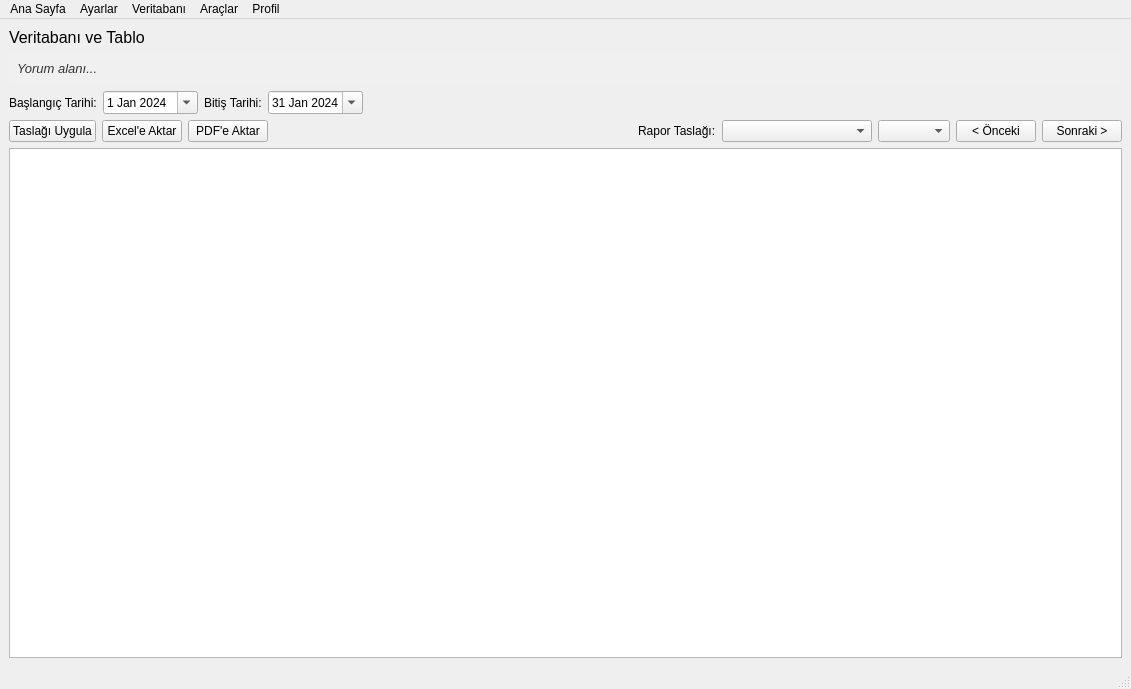
This is src/ui/arayuz.ui in ilkerAdanur/AdminTableTool as Qt 5 draws it before an edit. The edited form follows.
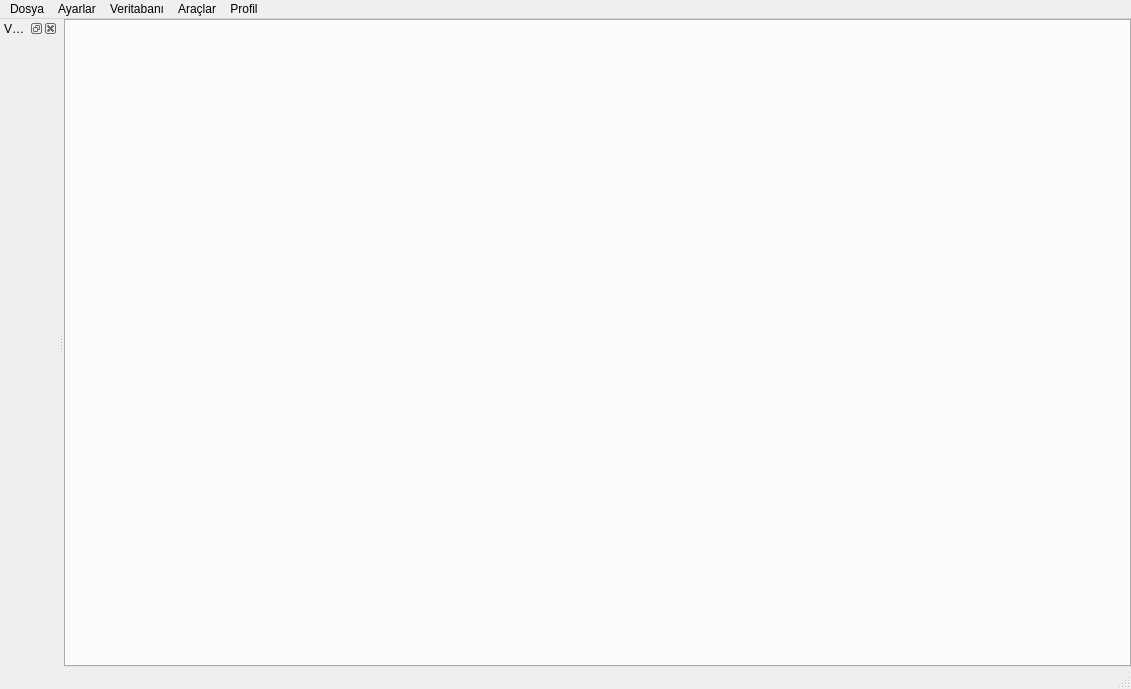
This is the edited form.

```diff
--- a/src/ui/arayuz.ui
+++ b/src/ui/arayuz.ui
@@ -12,8 +12,8 @@
   </property>
   <property name="minimumSize">
    <size>
-    <width>600</width>
-    <height>500</height>
+    <width>800</width>
+    <height>600</height>
    </size>
   </property>
   <property name="windowTitle">
@@ -21,240 +21,28 @@
   </property>
   <widget class="QWidget" name="centralwidget">
    <layout class="QVBoxLayout" name="verticalLayout_Main">
+    <property name="leftMargin">
+     <number>0</number>
+    </property>
+    <property name="topMargin">
+     <number>0</number>
+    </property>
+    <property name="rightMargin">
+     <number>0</number>
+    </property>
+    <property name="bottomMargin">
+     <number>0</number>
+    </property>
     <item>
-     <widget class="QLabel" name="veritabaniLabel">
-      <property name="minimumSize">
-       <size>
-        <width>400</width>
-        <height>0</height>
-       </size>
+     <widget class="QTabWidget" name="mainTabWidget">
+      <property name="currentIndex">
+       <number>-1</number>
       </property>
-      <property name="maximumSize">
-       <size>
-        <width>16777215</width>
-        <height>60</height>
-       </size>
-      </property>
-      <property name="font">
-       <font>
-        <pointsize>12</pointsize>
-       </font>
-      </property>
-      <property name="text">
-       <string>Veritabanı ve Tablo</string>
-      </property>
-      <property name="alignment">
-       <set>Qt::AlignLeading|Qt::AlignLeft|Qt::AlignVCenter</set>
-      </property>
-      <property name="wordWrap">
+      <property name="tabsClosable">
        <bool>true</bool>
       </property>
-     </widget>
-    </item>
-    
-    <item>
-     <widget class="QLabel" name="commentLabel">
-      <property name="maximumSize">
-       <size>
-        <width>16777215</width>
-        <height>80</height>
-       </size>
-      </property>
-      <property name="font">
-       <font>
-        <pointsize>10</pointsize>
-        <italic>true</italic>
-       </font>
-      </property>
-      <property name="styleSheet">
-       <string>background-color: rgb(240, 240, 240); 
-        border-radius: 5px; 
-        padding: 5px;
-        color: #333;</string>
-      </property>
-      <property name="text">
-       <string>Yorum alanı...</string>
-      </property>
-      <property name="alignment">
-       <set>Qt::AlignLeading|Qt::AlignLeft|Qt::AlignTop</set>
-      </property>
-      <property name="wordWrap">
+      <property name="movable">
        <bool>true</bool>
-      </property>
-      <property name="visible">
-       <bool>false</bool>
-      </property>
-     </widget>
-    </item>
-    <item>
-     <layout class="QHBoxLayout" name="horizontalLayout_Dates">
-      <item>
-       <widget class="QLabel" name="labelBaslangic">
-        <property name="text">
-         <string>Başlangıç Tarihi:</string>
-        </property>
-       </widget>
-      </item>
-      <item>
-       <widget class="QDateEdit" name="date_Baslangic">
-        <property name="calendarPopup">
-         <bool>true</bool>
-        </property>
-        <property name="dateTime">
-         <datetime>
-          <hour>0</hour>
-          <minute>0</minute>
-          <second>0</second>
-          <year>2024</year>
-          <month>1</month>
-          <day>1</day>
-         </datetime>
-        </property>
-       </widget>
-      </item>
-      <item>
-       <widget class="QLabel" name="labelBitis">
-        <property name="text">
-         <string>Bitiş Tarihi:</string>
-        </property>
-       </widget>
-      </item>
-      <item>
-       <widget class="QDateEdit" name="date_Bitis">
-        <property name="calendarPopup">
-         <bool>true</bool>
-        </property>
-        <property name="dateTime">
-         <datetime>
-          <hour>0</hour>
-          <minute>0</minute>
-          <second>0</second>
-          <year>2024</year>
-          <month>1</month>
-          <day>31</day>
-         </datetime>
-        </property>
-       </widget>
-      </item>
-      <item>
-       <spacer name="horizontalSpacer_Dates">
-        <property name="orientation">
-         <enum>Qt::Horizontal</enum>
-        </property>
-        <property name="sizeHint" stdset="0">
-         <size>
-          <width>40</width>
-          <height>20</height>
-         </size>
-        </property>
-       </spacer>
-      </item>
-     </layout>
-    </item>
-    <item>
-     <layout class="QHBoxLayout" name="horizontalLayout_Buttons">
-      <item>
-       <widget class="QPushButton" name="btn_ApplyTemplate">
-        <property name="text">
-         <string>Taslağı Uygula</string>
-        </property>
-       </widget>
-      </item>
-      <item>
-       <widget class="QPushButton" name="btn_Excel">
-        <property name="text">
-         <string>Excel'e Aktar</string>
-        </property>
-       </widget>
-      </item>
-      <item>
-       <widget class="QPushButton" name="btn_PDF">
-        <property name="text">
-         <string>PDF'e Aktar</string>
-        </property>
-       </widget>
-      </item>
-      <item>
-       <spacer name="horizontalSpacer_Buttons">
-        <property name="orientation">
-         <enum>Qt::Horizontal</enum>
-        </property>
-        <property name="sizeType">
-         <enum>QSizePolicy::Expanding</enum>
-        </property>
-        <property name="sizeHint" stdset="0">
-         <size>
-          <width>40</width>
-          <height>20</height>
-         </size>
-        </property>
-       </spacer>
-      </item>
-      <item>
-       <widget class="QLabel" name="labelTaslak">
-        <property name="text">
-         <string>Rapor Taslağı:</string>
-        </property>
-       </widget>
-      </item>
-      <item>
-       <widget class="QComboBox" name="templateSecCBox">
-        <property name="minimumSize">
-         <size>
-          <width>150</width>
-          <height>0</height>
-         </size>
-        </property>
-        <property name="toolTip">
-         <string>Kullanılacak rapor taslağını seçin (Ayarlar menüsünden oluşturulur)</string>
-        </property>
-       </widget>
-      </item>
-      <item>
-       <widget class="QComboBox" name="tarihSecCBox">
-        <property name="toolTip">
-         <string>Kaydedilmiş Excel raporlarına göz atın</string>
-        </property>
-       </widget>
-      </item>
-      <item>
-       <widget class="QPushButton" name="geriTarihButton">
-        <property name="text">
-         <string>&lt; Önceki</string>
-        </property>
-        <property name="toolTip">
-         <string>Seçili tarihteki önceki Excel raporunu göster</string>
-        </property>
-       </widget>
-      </item>
-      <item>
-       <widget class="QPushButton" name="ileriTarihButton">
-        <property name="text">
-         <string>Sonraki &gt;</string>
-        </property>
-        <property name="toolTip">
-         <string>Seçili tarihteki sonraki Excel raporunu göster</string>
-        </property>
-       </widget>
-      </item>
-     </layout>
-    </item>
-    <item>
-     <widget class="QTableWidget" name="tbl_Veri">
-      <property name="sizePolicy">
-       <sizepolicy hsizetype="Expanding" vsizetype="Expanding">
-        <horstretch>0</horstretch>
-        <verstretch>0</verstretch>
-       </sizepolicy>
-      </property>
-      <property name="editTriggers">
-       <set>QAbstractItemView::NoEditTriggers</set>
-      </property>
-      <property name="alternatingRowColors">
-       <bool>true</bool>
-      </property>
-      <property name="selectionBehavior">
-       <enum>QAbstractItemView::SelectRows</enum>
       </property>
      </widget>
     </item>
@@ -269,9 +57,9 @@
      <height>26</height>
     </rect>
    </property>
-   <widget class="QMenu" name="menuAna_Sayfa">
+   <widget class="QMenu" name="menuDosya">
     <property name="title">
-     <string>Ana Sayfa</string>
+     <string>Dosya</string>
     </property>
    </widget>
    <widget class="QMenu" name="menuAyarlar">
@@ -311,13 +99,31 @@
     </property>
     <addaction name="actionAdmin_Giri_i"/>
    </widget>
-   <addaction name="menuAna_Sayfa"/>
+   <addaction name="menuDosya"/>
    <addaction name="menuAyarlar"/>
    <addaction name="menuVeritaban"/>
    <addaction name="menuAraclar"/>
    <addaction name="menuProfil"/>
   </widget>
   <widget class="QStatusBar" name="statusbar"/>
+  
+  <widget class="QDockWidget" name="dbExplorerDock">
+   <property name="windowTitle">
+    <string>Veritabanı Gezgini</string>
+   </property>
+   <attribute name="dockWidgetArea">
+    <number>1</number> </attribute>
+   <widget class="QWidget" name="dbExplorerContents">
+    <layout class="QVBoxLayout" name="verticalLayout_Dock">
+     </layout>
+   </widget>
+  </widget>
+  
+  <action name="actionYeni_Dosya">
+   <property name="text">
+    <string>Yeni Dosya</string>
+   </property>
+  </action>
   <action name="actionVeritaban_n_Se">
    <property name="text">
     <string>Veritabanını Seç / Değiştir...</string>
```
Left out of the diff: 17 changed lines with no effect on the pictures.
